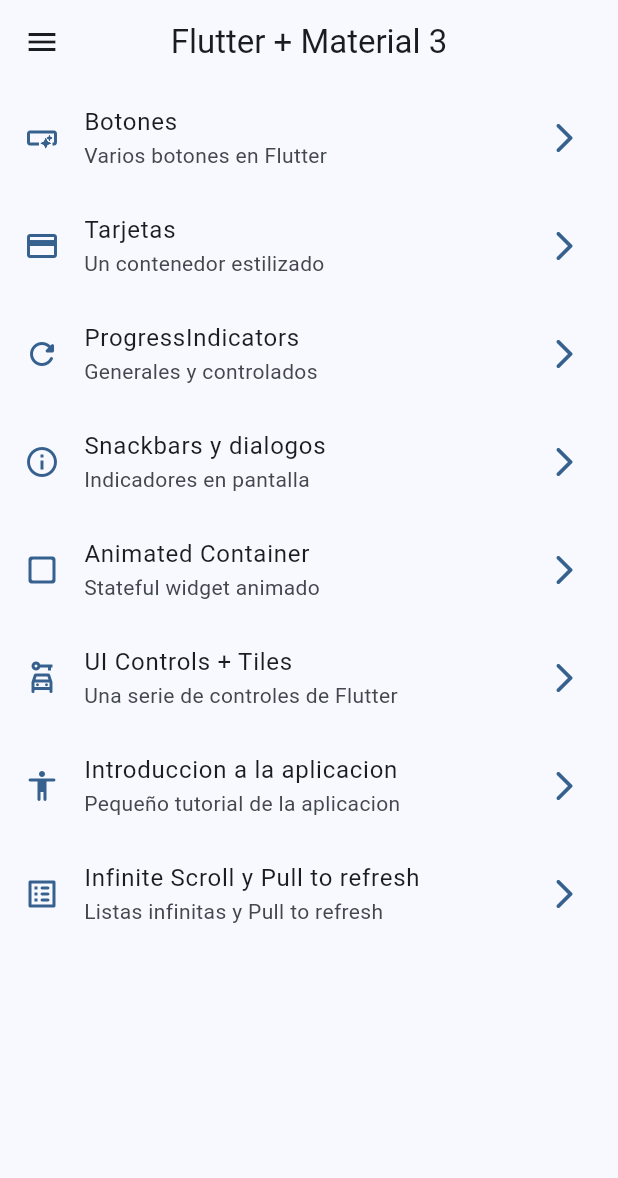
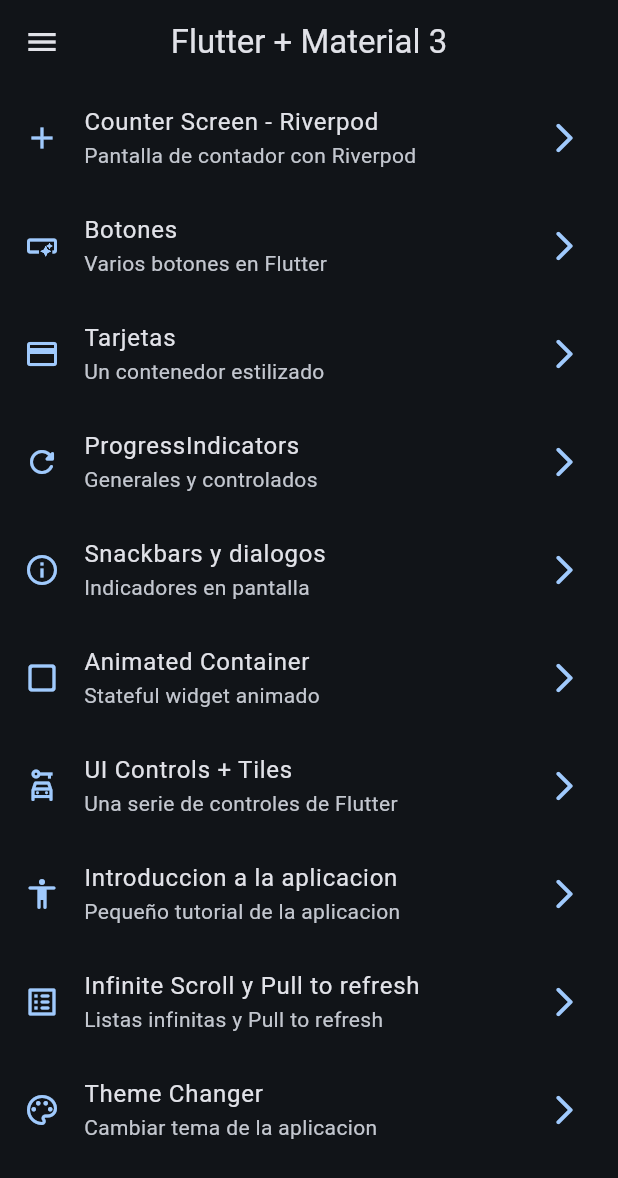
Before and after one commit to psuar92/widgets_app, a Flutter app: the screen it shows after launch, on a phone screen of 412 x 824 dp. Shown: the top 1178 px of the screen. Run offline on Flutter 3.47's test engine with Material 3 defaults, Android fonts, the phone set to English and light mode, and no system bars; our stand-ins replace animate_do, flutter_riverpod, go_router.

Commit message:
before applying StateNotifier

```diff
--- a/lib/config/menu/menu_items.dart
+++ b/lib/config/menu/menu_items.dart
@@ -15,6 +15,12 @@ class MenuItem {
 }
 
 const appMenuItems = <MenuItem>[
+  MenuItem(
+    title: 'Counter Screen - Riverpod',
+    subTitle: 'Pantalla de contador con Riverpod',
+    link: '/counter_screen',
+    icon: Icons.add,
+  ),
   MenuItem(
     title: 'Botones',
     subTitle: 'Varios botones en Flutter',
@@ -63,4 +69,10 @@ const appMenuItems = <MenuItem>[
     link: '/infinite_scroll',
     icon: Icons.list_alt_rounded,
   ),
+  MenuItem(
+    title: 'Theme Changer',
+    subTitle: 'Cambiar tema de la aplicacion',
+    link: '/theme_changer_screen',
+    icon: Icons.color_lens_outlined,
+  ),
 ];
--- a/lib/config/router/app_router.dart
+++ b/lib/config/router/app_router.dart
@@ -49,5 +49,15 @@ final appRouter = GoRouter(
       name: InfiniteScroll.name,
       builder: (context, state) => const InfiniteScroll(),
     ),
+    GoRoute(
+      path: '/counter_screen',
+      name: CounterScreen.name,
+      builder: (context, state) => const CounterScreen(),
+    ),
+    GoRoute(
+      path: '/theme_changer_screen',
+      name: ThemeChangerScreen.name,
+      builder: (context, state) => const ThemeChangerScreen(),
+    ),
   ],
 );
--- a/lib/config/theme/app_theme.dart
+++ b/lib/config/theme/app_theme.dart
@@ -14,14 +14,18 @@ const colorList = <Color>[
 
 class AppTheme {
   final int selectedColor;
+  final bool isDarkmode;
 
-  AppTheme({this.selectedColor = 0})
-      : assert(selectedColor >= 0, 'Selected color must be greater than 0'),
+  AppTheme({
+    this.selectedColor = 0,
+    this.isDarkmode = false,
+  })  : assert(selectedColor >= 0, 'Selected color must be greater than 0'),
         assert(selectedColor < colorList.length,
             'Selected color must be less or equal than ${colorList.length - 1}');
 
   ThemeData getTheme() => ThemeData(
         useMaterial3: true,
+        brightness: isDarkmode ? Brightness.dark : Brightness.light,
         colorSchemeSeed: colorList[selectedColor],
         appBarTheme: const AppBarTheme(
           centerTitle: true,
--- a/lib/main.dart
+++ b/lib/main.dart
@@ -1,21 +1,33 @@
 import 'package:flutter/material.dart';
+import 'package:flutter_riverpod/flutter_riverpod.dart';
 import 'package:widgets_app/config/router/app_router.dart';
 import 'package:widgets_app/config/theme/app_theme.dart';
+import 'package:widgets_app/presentation/providers/theme_provider.dart';
 
 void main() {
-  runApp(const MainApp());
+  runApp(
+    const ProviderScope(
+      child: MainApp(),
+    ),
+  );
 }
 
-class MainApp extends StatelessWidget {
+class MainApp extends ConsumerWidget {
   const MainApp({super.key});
 
   @override
-  Widget build(BuildContext context) {
+  Widget build(BuildContext context, ref) {
+    final selectedColor = ref.watch(selectedIndexColorProvider);
+    final isDarkmode = ref.watch(isDarkmodeProvider);
+
     return MaterialApp.router(
       title: 'Flutter Widgets',
       routerConfig: appRouter,
       debugShowCheckedModeBanner: false,
-      theme: AppTheme(selectedColor: 0).getTheme(),
+      theme: AppTheme(
+        selectedColor: selectedColor,
+        isDarkmode: isDarkmode,
+      ).getTheme(),
     );
   }
 }
--- /dev/null
+++ b/lib/presentation/providers/counter_provider.dart
@@ -0,0 +1,3 @@
+import 'package:flutter_riverpod/flutter_riverpod.dart';
+
+final counterProvider = StateProvider<int>((ref) => 5);
--- /dev/null
+++ b/lib/presentation/providers/theme_provider.dart
@@ -0,0 +1,11 @@
+import 'package:flutter_riverpod/flutter_riverpod.dart';
+import 'package:widgets_app/config/theme/app_theme.dart';
+
+// Listado de colores inmutable
+final colorListProvider = Provider((ref) => colorList);
+
+// Un simple booleano
+final isDarkmodeProvider = StateProvider((ref) => true);
+
+// Un simple int
+final selectedIndexColorProvider = StateProvider((ref) => 0);
--- a/lib/presentation/screens/screens.dart
+++ b/lib/presentation/screens/screens.dart
@@ -2,8 +2,10 @@ export 'package:widgets_app/presentation/screens/animated/animated_screen.dart';
 export 'package:widgets_app/presentation/screens/app_tutorial/app_tutorial_screen.dart';
 export 'package:widgets_app/presentation/screens/buttons/buttons_screen.dart';
 export 'package:widgets_app/presentation/screens/cards/cards_screen.dart';
+export 'package:widgets_app/presentation/screens/counter/counter_screen.dart';
 export 'package:widgets_app/presentation/screens/home/home_screen.dart';
 export 'package:widgets_app/presentation/screens/infinite_scroll/infinite_scroll_screen.dart';
 export 'package:widgets_app/presentation/screens/progress/progress_screen.dart';
 export 'package:widgets_app/presentation/screens/snackbar/snackbar_screen.dart';
+export 'package:widgets_app/presentation/screens/theme_changer/theme_changer_screen.dart';
 export 'package:widgets_app/presentation/screens/ui_controls/ui_controls.screen.dart';
--- a/pubspec.yaml
+++ b/pubspec.yaml
@@ -10,6 +10,7 @@ dependencies:
   animate_do: ^3.1.2
   flutter:
     sdk: flutter
+  flutter_riverpod: ^2.4.9
   go_router: ^12.1.1
 
 dev_dependencies:
```
Also changed, not shown: lib/presentation/screens/counter/counter_screen.dart (added, +54 -0 lines), lib/presentation/screens/theme_changer/theme_changer_screen.dart (added, +61 -0 lines), pubspec.lock.
